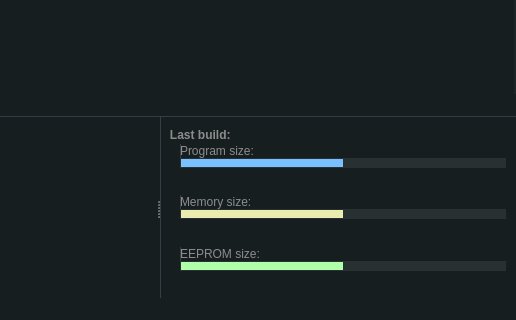
Old version of the form src/mainwindow.ui in the repository aporto/mariamole; both pictures show x 596 to 1112 and y 353 to 673 of the 1112 by 673 pixel window.
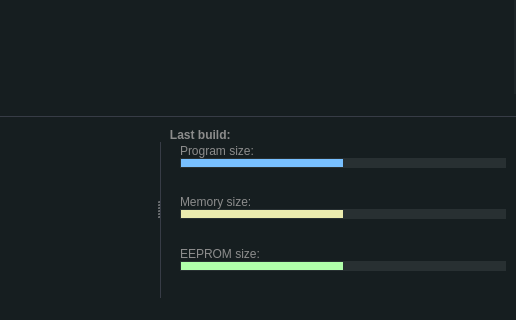
New version of the form. Icons and pictures are not drawn.

What changed in the file:
```diff
--- a/src/mainwindow.ui
+++ b/src/mainwindow.ui
@@ -442,6 +442,15 @@
              </widget>
             </widget>
             <widget class="QWidget" name="page_2">
+             <property name="styleSheet">
+              <string notr="true">QLabel {
+	border: 0px solid white;
+}
+
+QImage {
+	border: 0px solid white;
+}</string>
+             </property>
              <layout class="QGridLayout" name="gridLayout_4">
               <property name="leftMargin">
                <number>0</number>
```
Left out of the diff: 6 changed lines with no effect on the pictures.
